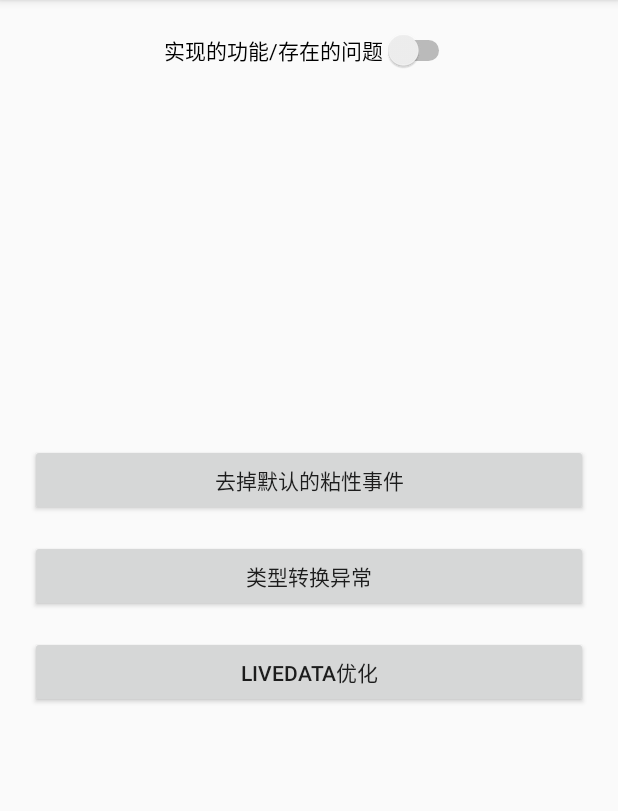
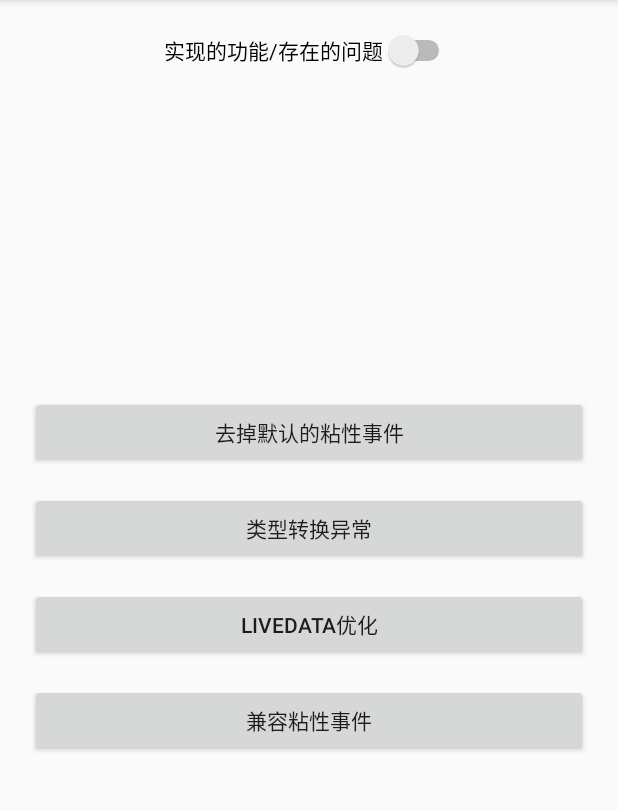
Before and after one commit to guixin567/LiveDatabus, an Android app: the VersionSecondActivity screen opened directly, with no data from a screen before it, on a phone screen of 412 x 824 dp, the part 84-895 px from its top. Run offline under Robolectric (Android 15) with nearby library versions, the phone set to English and light mode, and no system bars.

Commit message:
LiveDataBus版本二 兼容粘性事件

```diff
--- a/app/src/main/java/com/example/liveeventdemo/activity/SecondActivity.kt
+++ b/app/src/main/java/com/example/liveeventdemo/activity/SecondActivity.kt
@@ -22,6 +22,10 @@ class SecondActivity : BaseActivity() {
             showToast(it)
         })
 
+        LiveDataBus2.instance.with<String>(version2_stick_compatible).observeStick(this, Observer {
+            showToast(it)
+        })
+
     }
 
     override fun initListener() {
--- a/app/src/main/java/com/example/liveeventdemo/livedatabus2/DistinctLiveData.kt
+++ b/app/src/main/java/com/example/liveeventdemo/livedatabus2/DistinctLiveData.kt
@@ -21,6 +21,10 @@ open class DistinctLiveData<T>:MutableLiveData<T>() {
         if(currentValue==value) return
         currentValue = value
         super.postValue(value)
+    }
+
+    fun observeStick(owner: LifecycleOwner, observer: Observer<T>){
+        super.observe(owner,  ObserverWrapper(observer))
     }
 
     override fun observe(owner: LifecycleOwner, observer: Observer<T>) {
--- a/app/src/main/java/com/example/liveeventdemo/livedatabus2/VersionSecondActivity.kt
+++ b/app/src/main/java/com/example/liveeventdemo/livedatabus2/VersionSecondActivity.kt
@@ -47,5 +47,9 @@ class VersionSecondActivity : BaseActivity() {
             LiveDataBus2.instance.with<String>(version2_live_data_optimization).setValue("测试LiveData优化")
         }
 
+        bt_function_compatible_stick.setOnClickListener {
+            LiveDataBus2.instance.with<String>(version2_stick_compatible).setValue("测试粘性事件")
+            routeTo<SecondActivity>()
+        }
     }
 }
--- a/app/src/main/java/com/example/liveeventdemo/util/Constant.kt
+++ b/app/src/main/java/com/example/liveeventdemo/util/Constant.kt
@@ -7,3 +7,4 @@ const val live_data_optimization = "live_data_optimization"
 const val version2_no_stick = "version2_no_stick"
 const val version2_class_cast = "version2_class_cast"
 const val version2_live_data_optimization = "version2_live_data_optimization"
+const val version2_stick_compatible = "version2_stick_compatible"
--- a/app/src/main/res/layout/activity_version_second.xml
+++ b/app/src/main/res/layout/activity_version_second.xml
@@ -39,6 +39,17 @@
             app:layout_constraintTop_toBottomOf="@+id/bt_function_class_cast"
             app:layout_constraintStart_toStartOf="parent"
             app:layout_constraintEnd_toEndOf="parent"
+            app:layout_constraintBottom_toTopOf="@+id/bt_function_compatible_stick"
+            android:layout_marginTop="16dp"/>
+
+    <Button
+            android:text="兼容粘性事件"
+            android:layout_width="0dp"
+            android:layout_height="wrap_content"
+            android:id="@+id/bt_function_compatible_stick"
+            app:layout_constraintTop_toBottomOf="@+id/bt_function_live_data"
+            app:layout_constraintStart_toStartOf="parent"
+            app:layout_constraintEnd_toEndOf="parent"
             app:layout_constraintBottom_toTopOf="@+id/bt_exception_compatible_stick"
             android:layout_marginTop="16dp"/>
 
@@ -47,7 +58,7 @@
             android:layout_width="0dp"
             android:layout_height="wrap_content"
             android:id="@+id/bt_exception_compatible_stick"
-            app:layout_constraintTop_toBottomOf="@+id/bt_function_live_data"
+            app:layout_constraintTop_toBottomOf="@+id/bt_function_compatible_stick"
             app:layout_constraintStart_toStartOf="parent"
             app:layout_constraintEnd_toEndOf="parent"
             app:layout_constraintBottom_toTopOf="@+id/bt_exception_no_params"
```
